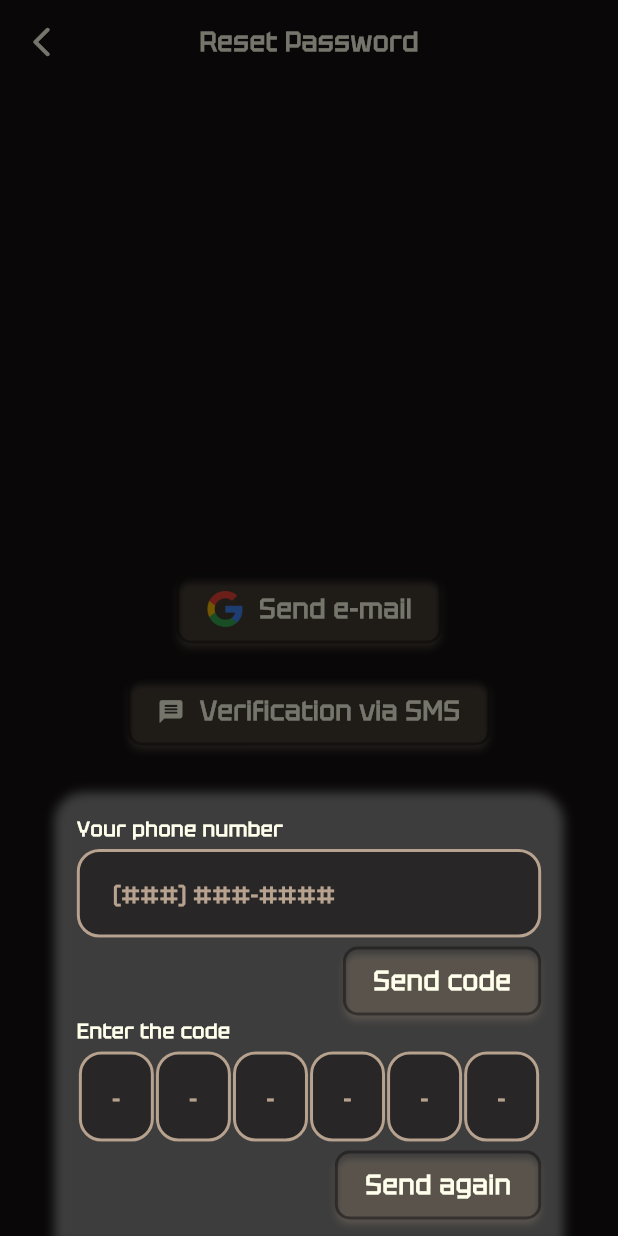
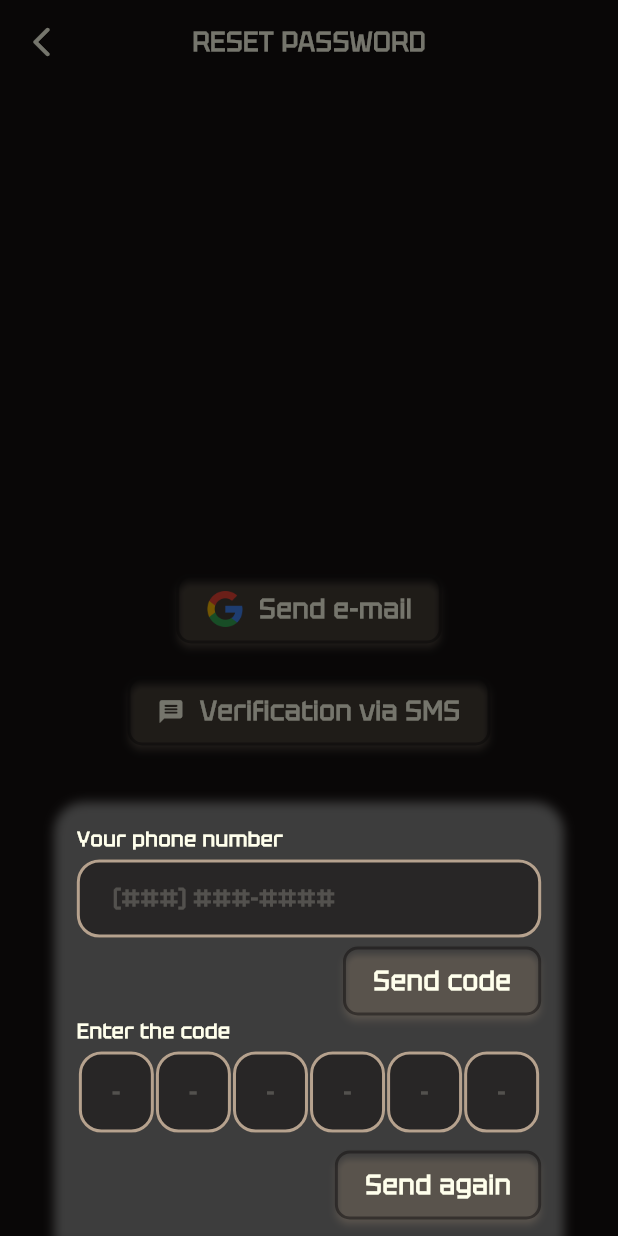
Before and after one commit to egeinann/Flutter-Planets-App, a Flutter app: the ForgotPasswordPage screen opened by its route, after a tap on "Verification via SMS", on a phone screen of 412 x 824 dp. Run offline on Flutter 3.47's test engine with Material 3 defaults, Android fonts, the phone set to English and light mode, and no system bars; our stand-ins replace animated_text_kit, flutter_riverpod, mask_text_input_formatter, responsive_sizer, salomon_bottom_bar, slide_to_act.

Commit message:
textFieldlar düzenlendi

```diff
--- a/lib/view/auth/forgotPassword/forgotPassword_page.dart
+++ b/lib/view/auth/forgotPassword/forgotPassword_page.dart
@@ -1,6 +1,6 @@
 import 'package:flutter/material.dart';
-import 'package:spaceandplanets_app/utils/colors.dart';
 import 'package:spaceandplanets_app/utils/icons.dart';
+import 'package:spaceandplanets_app/widgets/appbar.dart';
 import 'package:spaceandplanets_app/widgets/modalBottomSheet.dart';
 import 'package:spaceandplanets_app/widgets/outlinedButton.dart';
 import 'package:spaceandplanets_app/widgets/textFields/phoneNumberTextField.dart';
@@ -14,20 +14,10 @@
   Widget build(BuildContext context) {
     return Scaffold(
       resizeToAvoidBottomInset: false,
-      appBar: AppBar(
-        leading: IconButton(
-          onPressed: () {
-            Navigator.pop(context);
-          },
-          icon: Icon(
-            SpaceIcons.back,
-            color: Theme.of(context).iconTheme.color,
-          ),
-        ),
-        centerTitle: true,
-        backgroundColor: SpaceColors.backgroundColor,
-        title: Text("Reset Password",
-            style: Theme.of(context).textTheme.bodyLarge),
+      appBar: spaceAppBar(
+        context: context,
+        title: "RESET PASSWORD",
+        leadingIcon: SpaceIcons.back,
       ),
       body: Center(
         child: Column(
@@ -91,7 +81,6 @@
               context: context,
               onPressed: () {
                 CustomBottomSheet.show(
-
                   context: context,
                   child: Column(
                     crossAxisAlignment: CrossAxisAlignment.center,
--- a/lib/view/onboarding/view/onboarding_page.dart
+++ b/lib/view/onboarding/view/onboarding_page.dart
@@ -79,6 +79,7 @@
         ),
         onSubmit: () {
           Navigator.pushNamed(context, '/onboardingPageLogin');
+          return null;
         },
         child: Text(
           "Slide to Login",
--- a/lib/view/onboarding/view/onboarding_page_login.dart
+++ b/lib/view/onboarding/view/onboarding_page_login.dart
@@ -5,7 +5,6 @@
 import 'package:spaceandplanets_app/utils/colors.dart';
 import 'package:spaceandplanets_app/widgets/meteorWidget/meteorView.dart';
 import 'package:spaceandplanets_app/widgets/outlinedButton.dart';
-import 'package:spaceandplanets_app/widgets/popButton.dart';
 
 class OnboardingPageLogin extends ConsumerWidget {
   const OnboardingPageLogin({super.key});
--- /dev/null
+++ b/lib/widgets/appbar.dart
@@ -0,0 +1,26 @@
+import 'package:flutter/material.dart';
+import 'package:spaceandplanets_app/utils/colors.dart';
+
+AppBar spaceAppBar({
+  required BuildContext context,
+  required String title,
+  required IconData leadingIcon,
+}) {
+  return AppBar(
+    leading: IconButton(
+      onPressed: () {
+        Navigator.pop(context);
+      },
+      icon: Icon(
+        leadingIcon,
+        color: Theme.of(context).iconTheme.color,
+      ),
+    ),
+    backgroundColor: SpaceColors.backgroundColor,
+    title: Text(
+      title,
+      style: Theme.of(context).textTheme.bodyLarge,
+    ),
+    centerTitle: true,
+  );
+}
--- a/lib/widgets/textFields/phoneNumberTextField.dart
+++ b/lib/widgets/textFields/phoneNumberTextField.dart
@@ -5,14 +5,18 @@
 
 class SpacePhoneNumberTextField extends StatefulWidget {
   final TextEditingController controller;
-
+  final ValueChanged<String>? onChanged; // Opsiyonel
+  final FormFieldValidator<String>? validator; // Opsiyonel
   const SpacePhoneNumberTextField({
     super.key,
     required this.controller,
+    this.onChanged,
+    this.validator,
   });
 
   @override
-  State<SpacePhoneNumberTextField> createState() => _SpacePhoneNumberTextFieldState();
+  State<SpacePhoneNumberTextField> createState() =>
+      _SpacePhoneNumberTextFieldState();
 }
 
 class _SpacePhoneNumberTextFieldState extends State<SpacePhoneNumberTextField> {
@@ -29,7 +33,9 @@
       constraints: BoxConstraints(
         maxWidth: MediaQuery.of(context).size.width * 0.8,
       ),
-      child: TextField(
+      child: TextFormField(
+        onChanged: widget.onChanged,
+        validator: widget.validator,
         controller: widget.controller,
         keyboardType: TextInputType.phone,
         inputFormatters: [
@@ -43,7 +49,7 @@
         decoration: InputDecoration(
           hintText: '(###) ###-####',
           hintStyle: Theme.of(context).textTheme.bodyMedium!.copyWith(
-                color: SpaceColors.secondaryColor,
+                color: SpaceColors.textColor.withOpacity(0.2),
               ),
           filled: true,
           fillColor: SpaceColors.backgroundColor.withOpacity(0.5),
@@ -70,11 +76,7 @@
             horizontal: 20,
           ),
         ),
-        style: Theme.of(context).textTheme.bodyMedium!.copyWith(
-              color: SpaceColors.firstColor,
-              fontWeight: FontWeight.bold,
-              fontSize: 20,
-            ),
+        style: Theme.of(context).textTheme.bodyMedium,
       ),
     );
   }
--- a/lib/widgets/textFields/smsTextField.dart
+++ b/lib/widgets/textFields/smsTextField.dart
@@ -5,12 +5,18 @@
   final TextEditingController controller;
   final int pinLength; // Pin kodu uzunluğu
   final bool autoFocus;
+  final ValueChanged<String>? onChanged; // Opsiyonel
+  final FormFieldValidator<String>? validator; // Opsiyonel
+  final TextInputType? keyboardType; // Opsiyonel
 
   const SpaceSmsTextField({
     super.key,
     required this.controller,
     this.pinLength = 6, // Varsayılan olarak 6 haneli pin kodu
     this.autoFocus = false,
+    this.onChanged, // Opsiyonel
+    this.validator, // Opsiyonel
+    this.keyboardType, // Opsiyonel
   });
 
   @override
@@ -37,17 +43,20 @@
           return SizedBox(
             width: 50,
             height: 60,
-            child: TextField(
+            child: TextFormField(
               controller: widget.controller,
               maxLength: 1, // Her bir kutu için 1 karakter alacak
-              keyboardType: TextInputType.number,
+              keyboardType: widget.keyboardType ??
+                  TextInputType.number, // Varsayılan olarak sayısal klavye
               autofocus: widget.autoFocus && index == 0,
               textAlign: TextAlign.center,
+              onChanged: widget.onChanged, // onChanged opsiyonel
+              validator: widget.validator, // validator opsiyonel
               decoration: InputDecoration(
                 counterText: '',
                 hintText: '-',
                 hintStyle: Theme.of(context).textTheme.bodyMedium!.copyWith(
-                      color: SpaceColors.secondaryColor,
+                      color: SpaceColors.textColor.withOpacity(0.2),
                     ),
                 filled: true,
                 fillColor: SpaceColors.backgroundColor.withOpacity(0.5),
@@ -70,11 +79,7 @@
                   ),
                 ),
               ),
-              style: Theme.of(context).textTheme.bodyMedium!.copyWith(
-                    color: SpaceColors.firstColor,
-                    fontWeight: FontWeight.bold,
-                    fontSize: 20,
-                  ),
+              style: Theme.of(context).textTheme.bodyMedium,
             ),
           );
         }),
```
Also changed, not shown: lib/view/app/navigation/homePage.dart (+5 -16 lines), lib/view/auth/register/state/register_state.dart (+53 -0 lines), lib/view/auth/register/view/register_page.dart (+118 -42 lines), lib/widgets/snackbar.dart (added, +54 -0 lines), lib/widgets/textFields/textField.dart (+14 -4 lines).
